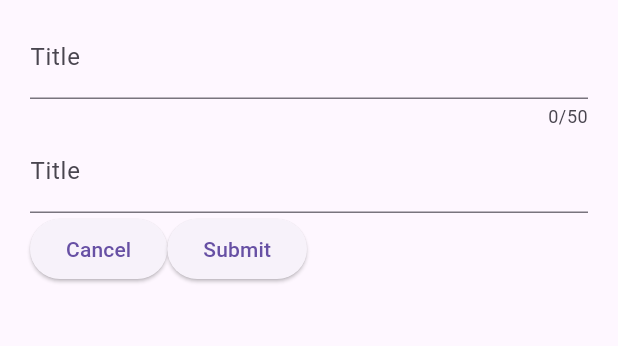
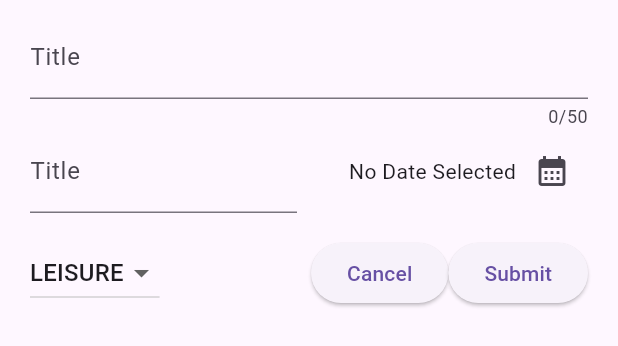
Before and after one commit to Venkatpublic/clipper, a Flutter app: the AddExpense widget shown alone on an empty page, opened directly, on a phone screen of 412 x 824 dp. Shown: the top 346 px of the screen. Run offline on Flutter 3.47's test engine with Material 3 defaults, Android fonts, the light colour scheme and no system bars; our stand-ins replace google_fonts.

Commit message:
update:expense app IP

```diff
--- a/lib/expense_tracker/add_expense.dart
+++ b/lib/expense_tracker/add_expense.dart
@@ -1,3 +1,4 @@
+import 'package:clipper/expense_tracker/models/expense.dart';
 import 'package:flutter/material.dart';
 
 class AddExpense extends StatefulWidget {
@@ -10,11 +11,26 @@ class AddExpense extends StatefulWidget {
 class _AddExpenseState extends State<AddExpense> {
   final _titleController = TextEditingController();
   final _amountController = TextEditingController();
+  Category selectedCat = Category.leisure;
+  DateTime? selectedDate;
   @override
   void dispose() {
     _titleController.dispose();
     _amountController.dispose();
     super.dispose();
+  }
+
+  void _opendateModal() async {
+    DateTime now = DateTime.now();
+    DateTime start = DateTime(now.year - 1, now.month, now.day);
+    var userChoice = await showDatePicker(
+      context: context,
+      firstDate: start,
+      lastDate: now,
+    );
+    setState(() {
+      selectedDate = userChoice;
+    });
   }
 
   @override
@@ -28,15 +44,59 @@ class _AddExpenseState extends State<AddExpense> {
             maxLength: 50,
             decoration: const InputDecoration(label: Text('Title')),
           ),
-          TextField(
+
+          Row(
+            children: [
+              Expanded(
+                child: TextField(
                   controller: _amountController,
                   decoration: const InputDecoration(
                     label: Text('Title'),
                     prefixText: '\$',
                   ),
                 ),
+              ),
+              SizedBox(width: 16),
+              Expanded(
+                child: Row(
+                  mainAxisAlignment: MainAxisAlignment.end,
+                  crossAxisAlignment: CrossAxisAlignment.center,
+                  children: [
+                    Text(
+                      selectedDate == null
+                          ? 'No Date Selected'
+                          : formatter.format(selectedDate!),
+                    ),
+                    IconButton(
+                      onPressed: _opendateModal,
+                      icon: Icon(Icons.calendar_month),
+                    ),
+                  ],
+                ),
+              ),
+            ],
+          ),
+          SizedBox(height: 16),
           Row(
             children: [
+              DropdownButton(
+                value: selectedCat,
+                items: Category.values.map((cat) {
+                  return DropdownMenuItem(
+                    child: Text(cat.name.toUpperCase()),
+                    value: cat,
+                  );
+                }).toList(),
+                onChanged: (val) {
+                  if (val == null) {
+                    return;
+                  }
+                  setState(() {
+                    selectedCat = val;
+                  });
+                },
+              ),
+              Spacer(),
               ElevatedButton(
                 onPressed: () {
                   Navigator.pop(context);
```
Lines whose indentation alone changed are shown as unchanged.
